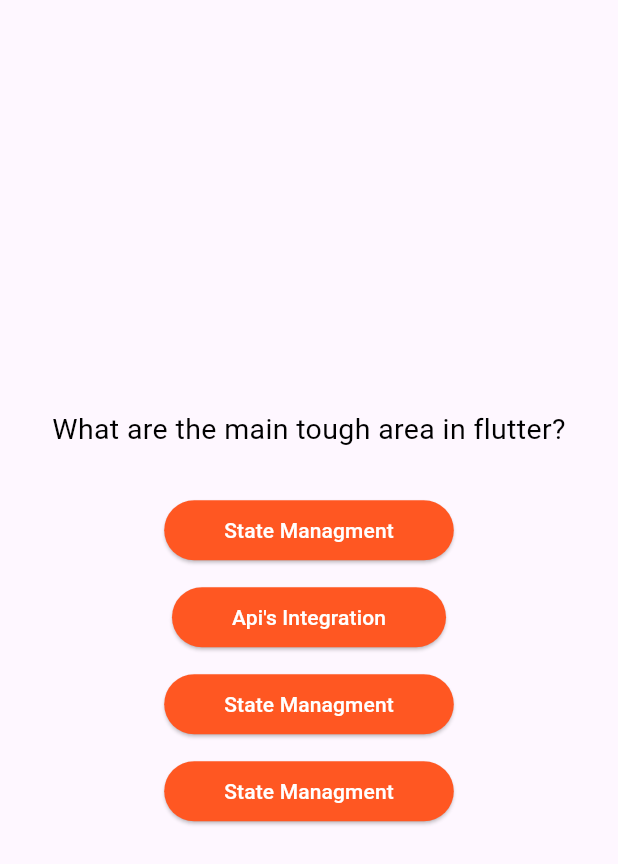
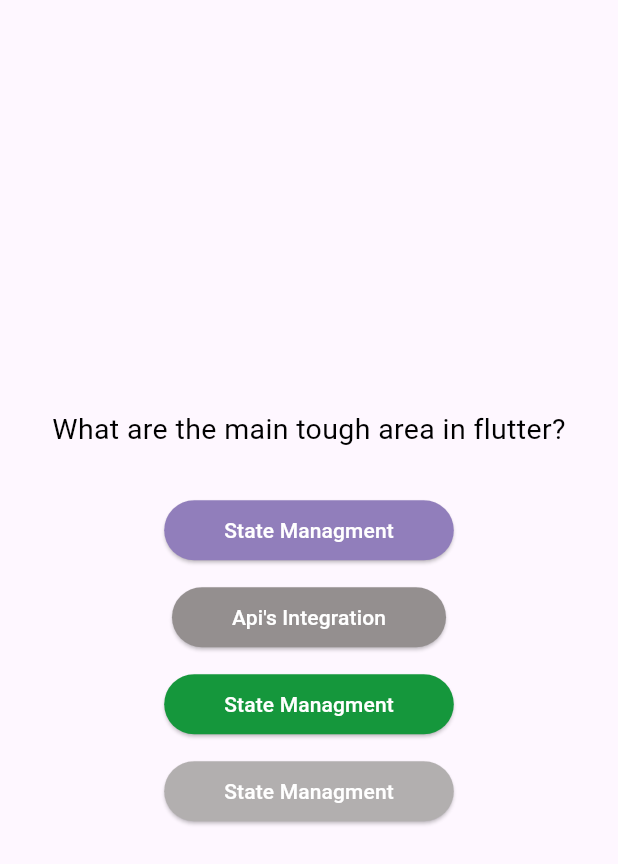
Before and after one commit to Exalter104/Flutter-Udemy-Course, a Flutter app: the QuestionScreen screen opened directly, on a phone screen of 412 x 824 dp. Shown: the top 864 px of the screen. Run offline on Flutter 3.47's test engine with Material 2 defaults, Android fonts, the phone set to English and light mode, and no system bars.

Commit message:
Mapping : Mapping is added and buttome to become dynamic

```diff
--- a/lib/deep concept of dart and quiz app/quiz screen/quiz_screen_comp.dart
+++ b/lib/deep concept of dart and quiz app/quiz screen/quiz_screen_comp.dart
@@ -15,7 +15,7 @@ class QuizButtons extends StatelessWidget {
     return ElevatedButton(
         style: ElevatedButton.styleFrom(
             padding: const EdgeInsets.symmetric(horizontal: 40, vertical: 10),
-            backgroundColor: Colors.deepOrange,
+            backgroundColor: buttonColor,
             foregroundColor: Colors.white,
             shape: RoundedRectangleBorder(
                 borderRadius: BorderRadius.circular(40))),
```
